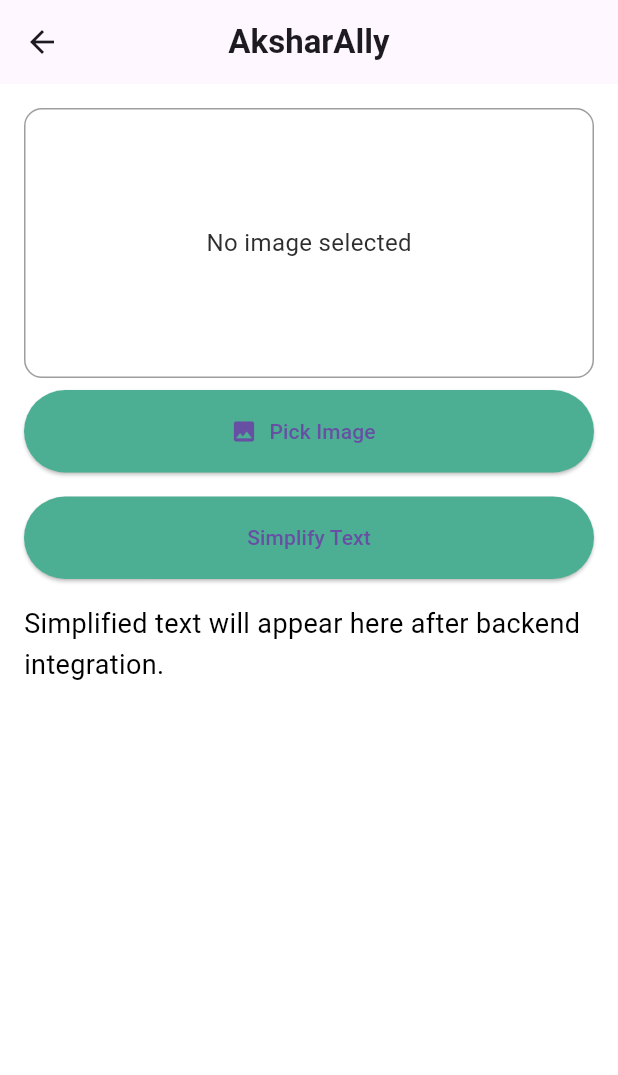
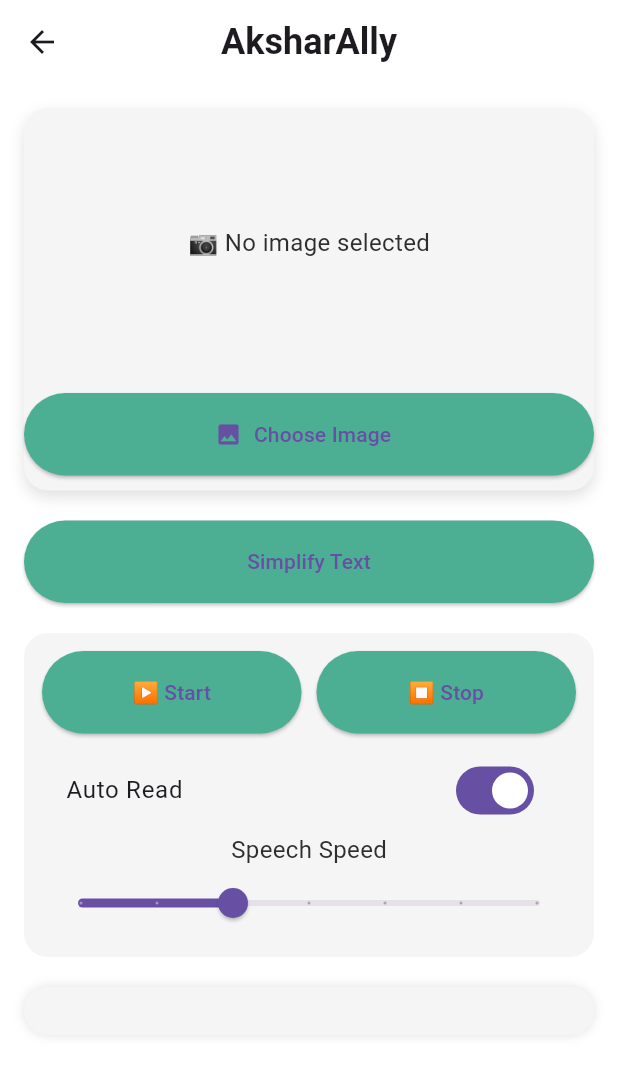
Before and after one commit to diya0607/aksharally, a Flutter app: the ReaderScreen screen opened directly, after a tap on "Simplify Text", on a phone screen of 412 x 824 dp. Shown: the top 1075 px of the screen. Run offline on Flutter 3.47's test engine with Material 3 defaults, Android fonts, the light colour scheme and no system bars; our stand-ins replace flutter_tts, image_picker.

Commit message:
Added TTS with speed control, fixed UI layout issues

```diff
--- a/aksharally_ui/lib/screens/reader_screen.dart
+++ b/aksharally_ui/lib/screens/reader_screen.dart
@@ -1,13 +1,15 @@
 import 'dart:io';
+import 'dart:async';
 import 'package:flutter/material.dart';
+import 'package:image_picker/image_picker.dart';
+
+import '../services/api_service.dart';
 import '../services/library_storage.dart';
 import '../models/library_item.dart';
-import '../widgets/image_picker_widget.dart';
-import '../widgets/text_display_widget.dart';
+import '../services/tts_service.dart';
 import '../theme/app_settings.dart';
 
 class ReaderScreen extends StatefulWidget {
-  /// NEW: allows text to be passed from Enter Text screen
   final String? initialText;
 
   const ReaderScreen({super.key, this.initialText});
@@ -21,54 +23,72 @@ class _ReaderScreenState extends State<ReaderScreen> {
   String simplifiedText = '';
   bool isLoading = false;
 
-  /// Runs when screen opens
+  final TTSService _tts = TTSService();
+
+  double speechRate = 0.4;
+  bool autoRead = true;
+
+  List<String> words = [];
+  int currentIndex = -1;
+  Timer? _timer;
+
   @override
   void initState() {
     super.initState();
+    _tts.init();
 
-    /// If text is passed from Enter Text screen
     if (widget.initialText != null) {
       simplifiedText = widget.initialText!;
+      words = simplifiedText.split(" ");
     }
   }
 
-  /// BACKGROUND COLOR BASED ON SETTINGS
   Color getBackgroundColor() {
     if (AppSettings.themeMode == 1) {
-      return const Color(0xFF1E1E1E); // Dark
+      return const Color(0xFF1E1E1E);
     }
     if (AppSettings.themeMode == 2) {
-      return const Color(0xFFF4ECD8); // Sepia
+      return const Color(0xFFF4ECD8);
     }
     return Colors.white;
   }
 
-  /// TEXT COLOR BASED ON SETTINGS
   Color getTextColor() {
-    return AppSettings.themeMode == 1
-        ? Colors.white
-        : Colors.black;
+    return AppSettings.themeMode == 1 ? Colors.white : Colors.black;
   }
 
-  void onImageSelected(File image) {
+  Future<void> pickImage() async {
+    final picker = ImagePicker();
+    final picked = await picker.pickImage(source: ImageSource.gallery);
+
+    if (picked != null) {
       setState(() {
-      selectedImage = image;
+        selectedImage = File(picked.path);
         simplifiedText = '';
+        words = [];
       });
     }
+  }
 
-  /// Backend logic remains untouched
   Future<void> onSimplifyPressed() async {
+    if (selectedImage == null) {
+      setState(() {
+        simplifiedText = "⚠️ Please select an image first.";
+      });
+      return;
+    }
+
     setState(() {
       isLoading = true;
     });
 
-    await Future.delayed(const Duration(seconds: 1));
+    try {
+      final result = await ApiService.processImage(selectedImage!);
 
       setState(() {
-      simplifiedText =
-          "Simplified text will appear here after backend integration.";
-      isLoading = false;
+        simplifiedText = result;
+        words = result.split(" ");
+
         LibraryStorage.addItem(
           LibraryItem(
             title: "Reading ${DateTime.now().hour}:${DateTime.now().minute}",
@@ -77,6 +97,86 @@ class _ReaderScreenState extends State<ReaderScreen> {
           ),
         );
       });
+
+      if (autoRead) {
+        await _tts.setRate(speechRate);
+        startReading();
+      }
+
+    } catch (e) {
+      setState(() {
+        simplifiedText = "❌ Error: $e";
+      });
+    } finally {
+      setState(() {
+        isLoading = false;
+      });
+    }
+  }
+
+  void startReading() async {
+    if (simplifiedText.isEmpty) return;
+
+    await _tts.setRate(speechRate);
+    currentIndex = 0;
+
+    await _tts.speak(simplifiedText);
+
+    _timer?.cancel();
+    _timer = Timer.periodic(const Duration(milliseconds: 400), (timer) {
+      if (currentIndex < words.length - 1) {
+        setState(() {
+          currentIndex++;
+        });
+      } else {
+        timer.cancel();
+      }
+    });
+  }
+
+  void stopReading() async {
+    await _tts.stop();
+    _timer?.cancel();
+
+    setState(() {
+      currentIndex = -1;
+    });
+  }
+
+  @override
+  void dispose() {
+    _timer?.cancel();
+    _tts.stop();
+    super.dispose();
+  }
+
+  Widget buildHighlightedText() {
+    if (simplifiedText.isEmpty) {
+      return Text(
+        'Simplified text will appear here...',
+        style: TextStyle(
+          fontSize: AppSettings.fontSize,
+          color: getTextColor(),
+        ),
+      );
+    }
+
+    return Wrap(
+      spacing: 6,
+      runSpacing: 10,
+      children: List.generate(words.length, (index) {
+        return Text(
+          words[index],
+          style: TextStyle(
+            fontSize: AppSettings.fontSize,
+            height: AppSettings.lineSpacing,
+            color: index == currentIndex ? Colors.red : getTextColor(),
+            fontWeight:
+                index == currentIndex ? FontWeight.bold : FontWeight.normal,
+          ),
+        );
+      }),
+    );
   }
 
   @override
@@ -84,44 +184,136 @@ class _ReaderScreenState extends State<ReaderScreen> {
     return Scaffold(
       backgroundColor: getBackgroundColor(),
       appBar: AppBar(
+        elevation: 0,
+        backgroundColor: Colors.transparent,
         title: const Text(
           'AksharAlly',
-          style: TextStyle(
-            fontSize: 22,
-            fontWeight: FontWeight.bold,
-          ),
+          style: TextStyle(fontSize: 24, fontWeight: FontWeight.bold),
         ),
         centerTitle: true,
       ),
       body: Padding(
         padding: const EdgeInsets.all(16),
+        child: ListView(
+          children: [
+            /// IMAGE CARD
+            Container(
+              decoration: BoxDecoration(
+                borderRadius: BorderRadius.circular(16),
+                color: Colors.grey.shade100,
+                boxShadow: [
+                  BoxShadow(
+                    color: Colors.black12,
+                    blurRadius: 8,
+                    offset: Offset(0, 4),
+                  ),
+                ],
+              ),
               child: Column(
                 children: [
-            /// IMAGE PICKER
-            ImagePickerWidget(onImageSelected: onImageSelected),
+                  Container(
+                    height: 180,
+                    width: double.infinity,
+                    child: selectedImage == null
+                        ? const Center(child: Text("📷 No image selected"))
+                        : ClipRRect(
+                            borderRadius: BorderRadius.circular(16),
+                            child: Image.file(selectedImage!, fit: BoxFit.cover),
+                          ),
+                  ),
+                  const SizedBox(height: 10),
+                  ElevatedButton.icon(
+                    onPressed: pickImage,
+                    icon: const Icon(Icons.image),
+                    label: const Text("Choose Image"),
+                  ),
+                  const SizedBox(height: 10),
+                ],
+              ),
+            ),
 
-            const SizedBox(height: 16),
+            const SizedBox(height: 20),
 
             /// SIMPLIFY BUTTON
             ElevatedButton(
               onPressed: isLoading ? null : onSimplifyPressed,
-              child: const Text('Simplify Text'),
+              child: isLoading
+                  ? const CircularProgressIndicator(color: Colors.white)
+                  : const Text("Simplify Text"),
             ),
 
-            const SizedBox(height: 16),
+            const SizedBox(height: 20),
 
-            /// TEXT DISPLAY
+            /// CONTROLS CARD
+            Container(
+              padding: const EdgeInsets.all(12),
+              decoration: BoxDecoration(
+                borderRadius: BorderRadius.circular(16),
+                color: Colors.grey.shade100,
+              ),
+              child: Column(
+                children: [
+                  Row(
+                    children: [
                       Expanded(
-              child: isLoading
-                  ? const Center(child: CircularProgressIndicator())
-                  : TextDisplayWidget(
-                      text: simplifiedText.isEmpty
-                          ? 'Simplified text will appear here...'
-                          : simplifiedText,
-                      fontSize: AppSettings.fontSize,
-                      lineSpacing: AppSettings.lineSpacing,
-                      textColor: getTextColor(),
+                        child: ElevatedButton(
+                          onPressed: simplifiedText.isEmpty ? null : startReading,
+                          child: const Text("▶ Start"),
                         ),
+                      ),
+                      const SizedBox(width: 10),
+                      Expanded(
+                        child: ElevatedButton(
+                          onPressed: stopReading,
+                          child: const Text("⏹ Stop"),
+                        ),
+                      ),
+                    ],
+                  ),
+
+                  const SizedBox(height: 10),
+
+                  SwitchListTile(
+                    title: const Text("Auto Read"),
+                    value: autoRead,
+                    onChanged: (value) {
+                      setState(() {
+                        autoRead = value;
+                      });
+                    },
+                  ),
+
+                  const Text("Speech Speed"),
+                  Slider(
+                    value: speechRate,
+                    min: 0.2,
+                    max: 0.8,
+                    divisions: 6,
+                    label: speechRate.toStringAsFixed(1),
+                    onChanged: (value) {
+                      setState(() {
+                        speechRate = value;
+                      });
+                      _tts.setRate(value);
+                    },
+                  ),
+                ],
+              ),
+            ),
+
+            const SizedBox(height: 20),
+
+            /// OUTPUT CARD
+            Container(
+              padding: const EdgeInsets.all(16),
+              decoration: BoxDecoration(
+                borderRadius: BorderRadius.circular(16),
+                color: Colors.grey.shade100,
+                boxShadow: [
+                  BoxShadow(color: Colors.black12, blurRadius: 6),
+                ],
+              ),
+              child: buildHighlightedText(),
             ),
           ],
         ),
--- /dev/null
+++ b/aksharally_ui/lib/services/tts_service.dart
@@ -0,0 +1,57 @@
+import 'package:flutter_tts/flutter_tts.dart';
+
+class TTSService {
+  final FlutterTts _tts = FlutterTts();
+
+  bool isSpeaking = false;
+  double _speechRate = 0.4;
+
+  /// INIT
+  Future<void> init() async {
+    await _tts.setLanguage("en-US");
+    await _tts.setSpeechRate(_speechRate);
+    await _tts.setPitch(1.0);
+    await _tts.setVolume(1.0);
+
+    // Track speaking state
+    _tts.setStartHandler(() {
+      isSpeaking = true;
+    });
+
+    _tts.setCompletionHandler(() {
+      isSpeaking = false;
+    });
+
+    _tts.setCancelHandler(() {
+      isSpeaking = false;
+    });
+
+    _tts.setErrorHandler((msg) {
+      isSpeaking = false;
+      print("TTS Error: $msg");
+    });
+  }
+
+  /// 🔥 SET SPEED (NEW FEATURE)
+  Future<void> setRate(double rate) async {
+    _speechRate = rate;
+    await _tts.setSpeechRate(rate);
+  }
+
+  /// 🔥 GET CURRENT SPEED
+  double get currentRate => _speechRate;
+
+  /// SPEAK (USED FOR AUTO + MANUAL)
+  Future<void> speak(String text) async {
+    if (text.isEmpty) return;
+
+    await _tts.stop(); // stop previous speech
+    await _tts.speak(text);
+  }
+
+  /// STOP
+  Future<void> stop() async {
+    await _tts.stop();
+    isSpeaking = false;
+  }
+}
--- a/aksharally_ui/lib/widgets/image_picker_widget.dart
+++ b/aksharally_ui/lib/widgets/image_picker_widget.dart
@@ -12,7 +12,7 @@ class ImagePickerWidget extends StatefulWidget {
 }
 
 class _ImagePickerWidgetState extends State<ImagePickerWidget> {
-  File? image;
+  File? _image;
 
   Future<void> pickImage() async {
     final picker = ImagePicker();
@@ -21,7 +21,11 @@ class _ImagePickerWidgetState extends State<ImagePickerWidget> {
 
     if (pickedFile != null) {
       final file = File(pickedFile.path);
-      setState(() => image = file);
+
+      setState(() {
+        _image = file;
+      });
+
       widget.onImageSelected(file);
     }
   }
@@ -30,25 +34,30 @@ class _ImagePickerWidgetState extends State<ImagePickerWidget> {
   Widget build(BuildContext context) {
     return Column(
       children: [
+        /// 🔥 FIX: Give FIXED HEIGHT
         Container(
-          height: 180,
+          height: 200,
           width: double.infinity,
           decoration: BoxDecoration(
             border: Border.all(color: Colors.grey),
             borderRadius: BorderRadius.circular(12),
           ),
-          child: image == null
-              ? const Center(child: Text('No image selected'))
+          child: _image == null
+              ? const Center(child: Text("No image selected"))
               : ClipRRect(
                   borderRadius: BorderRadius.circular(12),
-                  child: Image.file(image!, fit: BoxFit.cover),
+                  child: Image.file(
+                    _image!,
+                    fit: BoxFit.cover,
+                  ),
                 ),
         ),
-        const SizedBox(height: 8),
-        ElevatedButton.icon(
+
+        const SizedBox(height: 10),
+
+        ElevatedButton(
           onPressed: pickImage,
-          icon: const Icon(Icons.image),
-          label: const Text('Pick Image'),
+          child: const Text("Pick Image"),
         ),
       ],
     );
--- a/aksharally_ui/lib/widgets/text_display_widget.dart
+++ b/aksharally_ui/lib/widgets/text_display_widget.dart
@@ -16,14 +16,12 @@ class TextDisplayWidget extends StatelessWidget {
 
   @override
   Widget build(BuildContext context) {
-    return SingleChildScrollView(
-      child: Text(
-        text,
-        style: TextStyle(
-          fontSize: fontSize,
-          height: lineSpacing,
-          color: textColor,
-        ),
+    return Text(
+      text,
+      style: TextStyle(
+        fontSize: fontSize,
+        height: lineSpacing,
+        color: textColor,
       ),
     );
   }
--- a/aksharally_ui/pubspec.yaml
+++ b/aksharally_ui/pubspec.yaml
@@ -32,11 +32,9 @@ dependencies:
     sdk: flutter
 
   http: ^1.2.0
-
   image_picker: ^1.0.7
-  # The following adds the Cupertino Icons font to your application.
-  # Use with the CupertinoIcons class for iOS style icons.
   cupertino_icons: ^1.0.8
+  flutter_tts: ^3.8.5
 
 dev_dependencies:
   flutter_test:
```
Also changed, not shown: aksharally_ui/lib/services/api_service.dart (+19 -8 lines), aksharally_ui/pubspec.lock, 5 other files. Lines whose indentation alone changed are shown as unchanged.
